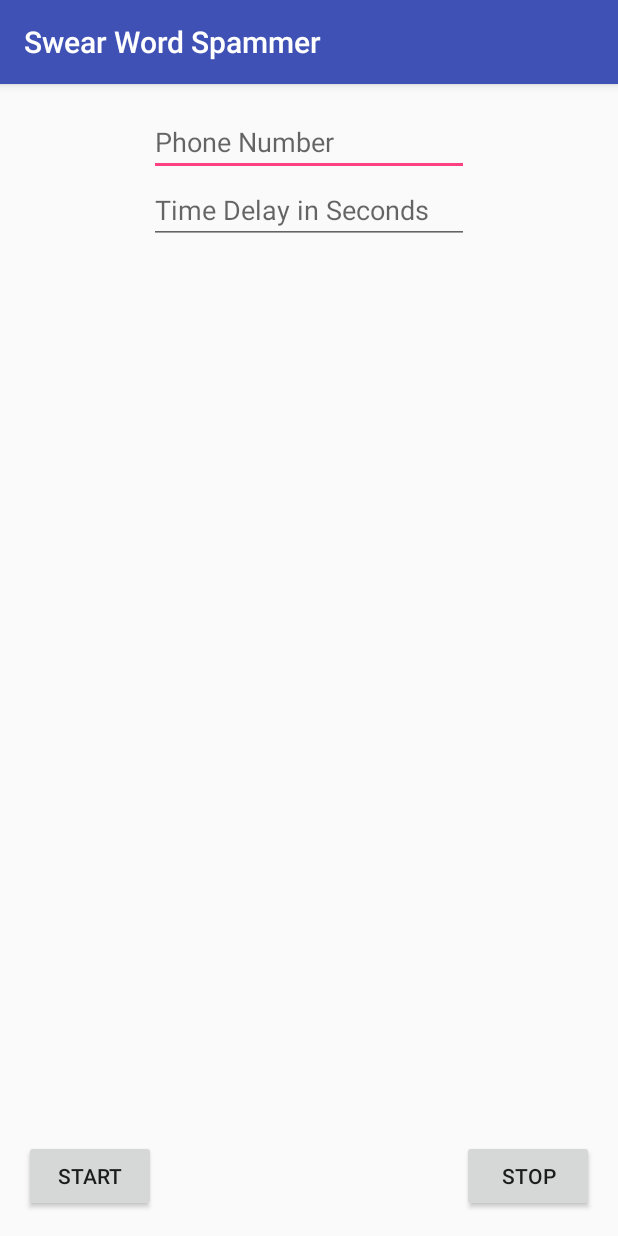
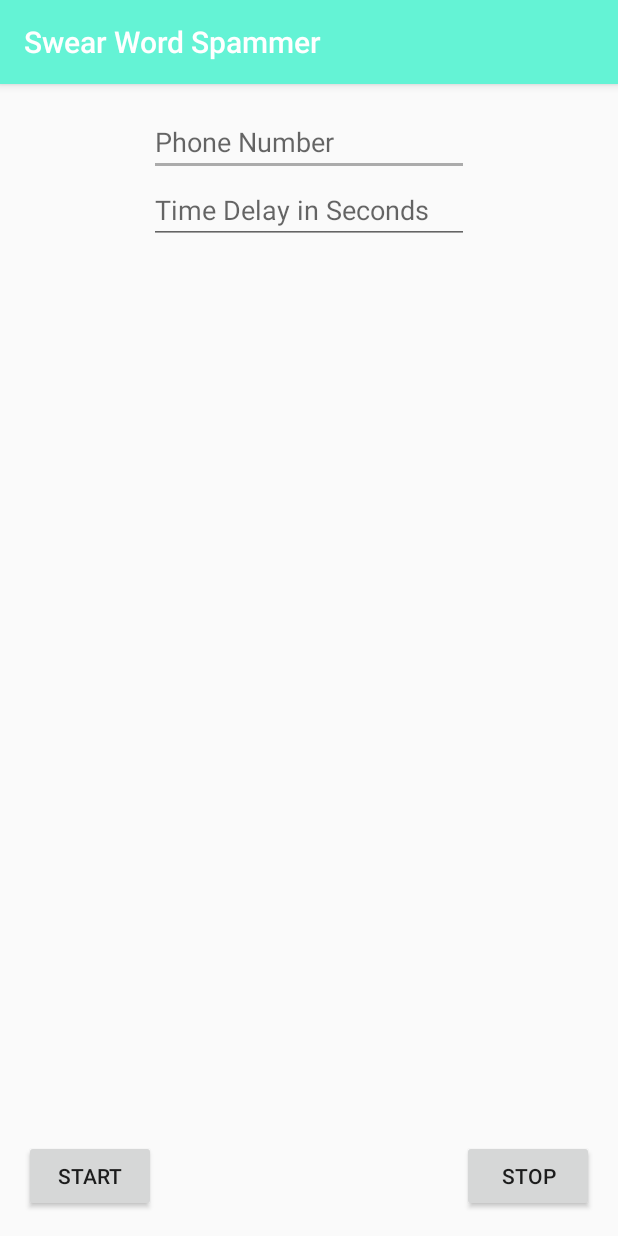
Before and after one commit to gimse/SwearWordSpammer, an Android app: the screen it shows after launch (MainActivity), on a phone screen of 412 x 824 dp. Run offline under Robolectric (Android 15) with nearby library versions, the phone set to English and light mode, and no system bars.

Commit message:
Final release

```diff
--- a/app/src/main/res/values/colors.xml
+++ b/app/src/main/res/values/colors.xml
@@ -1,6 +1,6 @@
 <?xml version="1.0" encoding="utf-8"?>
 <resources>
-    <color name="colorPrimary">#3F51B5</color>
-    <color name="colorPrimaryDark">#303F9F</color>
-    <color name="colorAccent">#FF4081</color>
+    <color name="colorPrimary">#64f3d5</color>
+    <color name="colorPrimaryDark">#686868</color>
+    <color name="colorAccent">#ababab</color>
 </resources>
```
Also changed, not shown: app/src/main/ic_launcher-web.png, app/src/main/res/mipmap-hdpi/ic_launcher.png, app/src/main/res/mipmap-mdpi/ic_launcher.png, app/src/main/res/mipmap-xhdpi/ic_launcher.png, app/src/main/res/mipmap-xxhdpi/ic_launcher.png, app/src/main/res/mipmap-xxxhdpi/ic_launcher.png, 1 other file.
